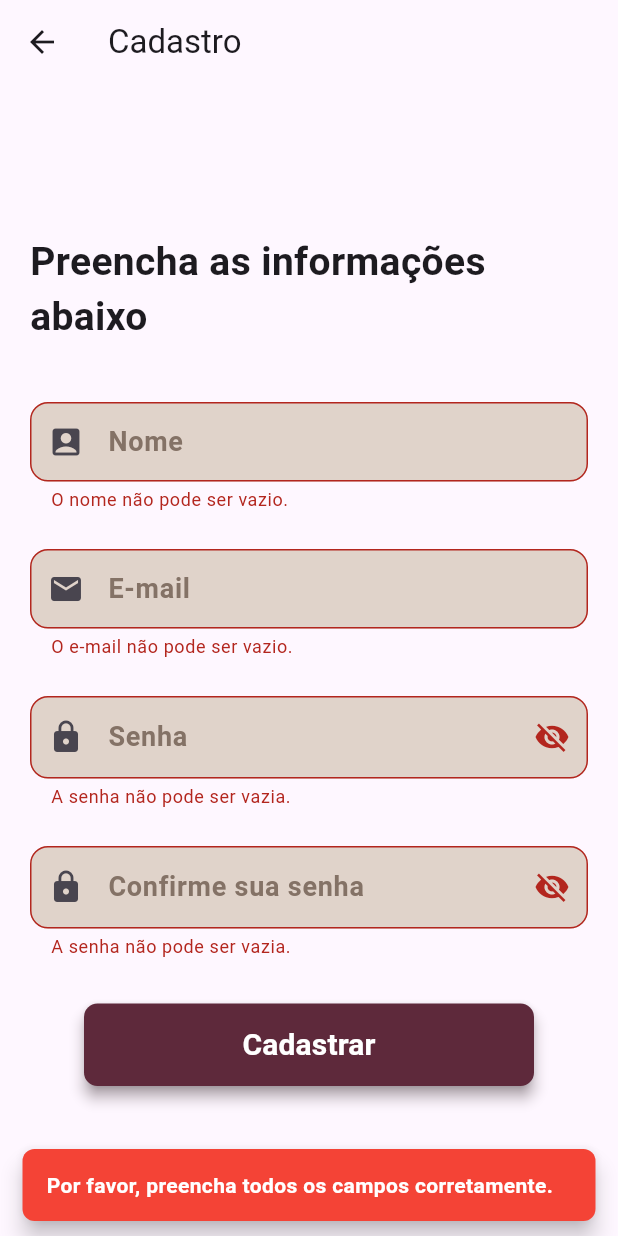
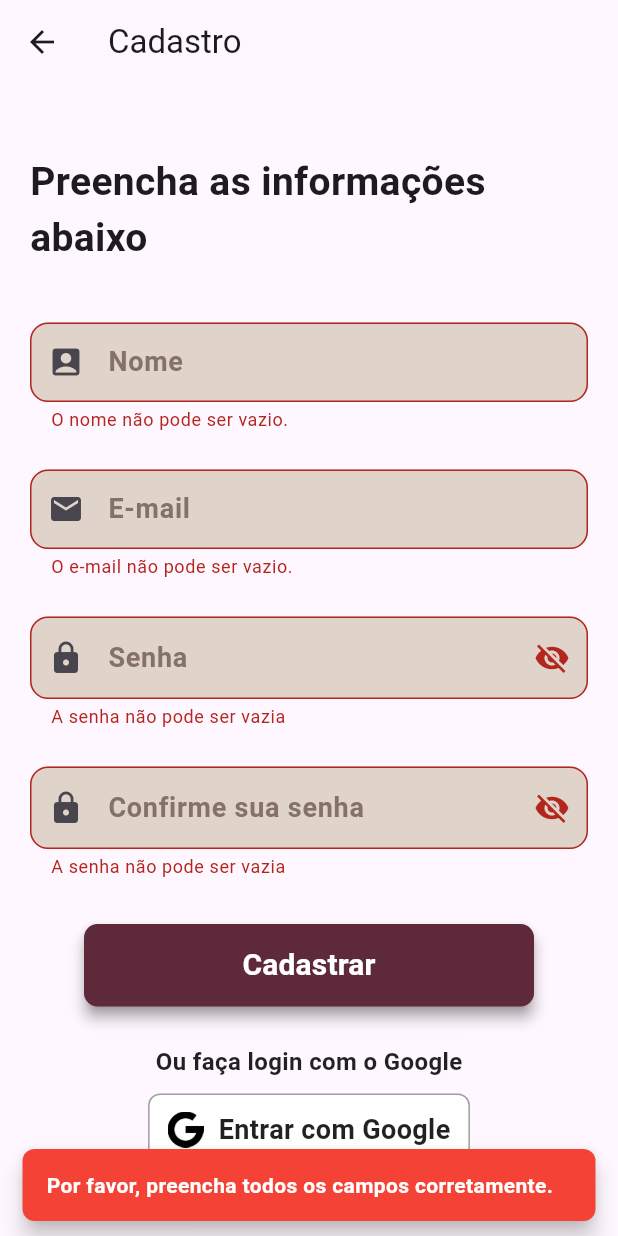
Before and after one commit to waFerreiraa/Software-Juridico, a Flutter app: the CadastroPage screen opened directly, after a tap on "Cadastrar", on a phone screen of 412 x 824 dp. Run offline on Flutter 3.47's test engine with Material 3 defaults, Android fonts, the phone set to English and light mode, and no system bars; our stand-ins replace cloud_firestore, firebase_auth, firebase_core, firebase_messaging, flutter_multi_formatter, google_sign_in and 3 more; missing offline and left inert: googleapis, ota_update; accounts and stored records are empty.

Commit message:
Botão de login com Google

```diff
--- a/lib/navegacao/cadastro.dart
+++ b/lib/navegacao/cadastro.dart
@@ -1,16 +1,13 @@
 // ignore_for_file: deprecated_member_use, use_build_context_synchronously
 
+import 'package:flutter/material.dart';
+import 'package:flutter/foundation.dart' show kIsWeb;
 import 'package:jurisolutions/models/cadastro_model.dart';
 import 'package:jurisolutions/models/meu_snakbar.dart';
-import 'package:flutter/material.dart';
-import 'package:flutter/foundation.dart' show kIsWeb;
 import 'package:jurisolutions/models/versenha.dart';
 import 'package:jurisolutions/navegacao/login.dart';
-
-// ignore: unused_element
-bool _senhaVisivel = false;
-// ignore: unused_element
-bool _confirmarSenhaVisivel = false;
+import 'package:jurisolutions/navegacao/home.dart';
+import 'package:jurisolutions/services/google_login_service.dart'; // Serviço do Google
 
 bool _carregando = false;
 
@@ -30,6 +27,26 @@ class _CadastroPageState extends State<CadastroPage> {
   final _confirmarSenhaController = TextEditingController();
 
   final _auten = AutenticacaoServicos();
+  final GoogleLoginService _googleLoginService = GoogleLoginService();
+
+  /// Função para login com Google
+  Future<void> _loginWithGoogle() async {
+    try {
+      final account = await _googleLoginService.signIn();
+      if (account != null) {
+        print("Usuário logado: ${account.displayName} (${account.email})");
+
+        Navigator.pushReplacement(
+          context,
+          MaterialPageRoute(builder: (context) => const HomePage()),
+        );
+      } else {
+        print("Login cancelado pelo usuário");
+      }
+    } catch (error) {
+      print("Erro no login com Google: $error");
+    }
+  }
 
   InputDecoration meuInputDecoration(String label, IconData icon) {
     return InputDecoration(
@@ -69,8 +86,7 @@ class _CadastroPageState extends State<CadastroPage> {
         child: SingleChildScrollView(
           child: Padding(
             padding: const EdgeInsets.all(20),
-            child:
-                kIsWeb
+            child: kIsWeb
                 ? Container(
                     constraints: const BoxConstraints(maxWidth: 600),
                     padding: const EdgeInsets.all(24),
@@ -105,6 +121,7 @@ class _CadastroPageState extends State<CadastroPage> {
           ),
           const SizedBox(height: 38),
 
+          // Nome
           TextFormField(
             controller: _nomeController,
             validator: (value) {
@@ -117,6 +134,7 @@ class _CadastroPageState extends State<CadastroPage> {
           ),
           const SizedBox(height: 25),
 
+          // E-mail
           TextFormField(
             controller: _emailController,
             validator: (value) {
@@ -128,43 +146,35 @@ class _CadastroPageState extends State<CadastroPage> {
             decoration: meuInputDecoration("E-mail", Icons.email),
           ),
           const SizedBox(height: 25),
+
+          // Senha
           CampoSenha(
             controller: _senhaController,
             hintText: "Senha",
             validator: (value) {
-              if (value == null || value.isEmpty) {
-                return "A senha não pode ser vazia.";
-              }
-              if (value.length < 6) {
-                return "A senha deve ter pelo menos 6 caracteres";
-              }
+              if (value == null || value.isEmpty) return "A senha não pode ser vazia";
+              if (value.length < 6) return "A senha deve ter pelo menos 6 caracteres";
               return null;
             },
             decoration: meuInputDecoration("Senha", Icons.lock),
           ),
-
           const SizedBox(height: 25),
 
+          // Confirmar senha
           CampoSenha(
             controller: _confirmarSenhaController,
             hintText: "Confirme sua senha",
             validator: (value) {
-              if (value == null || value.isEmpty) {
-                return "A senha não pode ser vazia.";
-              }
-              if (value.length < 6) {
-                return "A senha deve ter pelo menos 6 caracteres";
-              }
-              if (value != _senhaController.text) {
-                return "As senhas não coincidem";
-              }
+              if (value == null || value.isEmpty) return "A senha não pode ser vazia";
+              if (value.length < 6) return "A senha deve ter pelo menos 6 caracteres";
+              if (value != _senhaController.text) return "As senhas não coincidem";
               return null;
             },
             decoration: meuInputDecoration("Confirme sua senha", Icons.lock),
           ),
-
           const SizedBox(height: 30),
 
+          // Botão de cadastro
           ElevatedButton(
             onPressed: _carregando ? null : botaoPrincipalClicado,
             style: ElevatedButton.styleFrom(
@@ -176,8 +186,7 @@ class _CadastroPageState extends State<CadastroPage> {
                 borderRadius: BorderRadius.circular(9),
               ),
             ),
-            child:
-                _carregando
+            child: _carregando
                 ? const SizedBox(
                     width: 24,
                     height: 24,
@@ -194,7 +203,51 @@ class _CadastroPageState extends State<CadastroPage> {
                       color: Colors.white,
                     ),
                   ),
+          ),
 
+          const SizedBox(height: 25),
+
+          // Texto "Ou faça login com Google"
+          const Text(
+            "Ou faça login com o Google",
+            style: TextStyle(
+              fontSize: 16,
+              fontWeight: FontWeight.bold,
+              color: Colors.black87,
+            ),
+          ),
+          const SizedBox(height: 10),
+
+          // Botão do Google
+          InkWell(
+            onTap: _loginWithGoogle,
+            child: Container(
+              padding: const EdgeInsets.symmetric(vertical: 10, horizontal: 12),
+              decoration: BoxDecoration(
+                borderRadius: BorderRadius.circular(8),
+                border: Border.all(color: Colors.grey),
+                color: Colors.white,
+              ),
+              child: Row(
+                mainAxisSize: MainAxisSize.min,
+                children: [
+                  Image.asset(
+                    'assets/google_logo.png', // Logo do Google
+                    height: 24,
+                    width: 24,
+                  ),
+                  const SizedBox(width: 10),
+                  const Text(
+                    "Entrar com Google",
+                    style: TextStyle(
+                      fontSize: 18,
+                      fontWeight: FontWeight.bold,
+                      color: Colors.black87,
+                    ),
+                  ),
+                ],
+              ),
+            ),
           ),
         ],
       ),
```
Also changed, not shown: lib/navegacao/login.dart (+78 -10 lines), assets/google_logo.png (added), pubspec.lock. Lines whose indentation alone changed are shown as unchanged.
